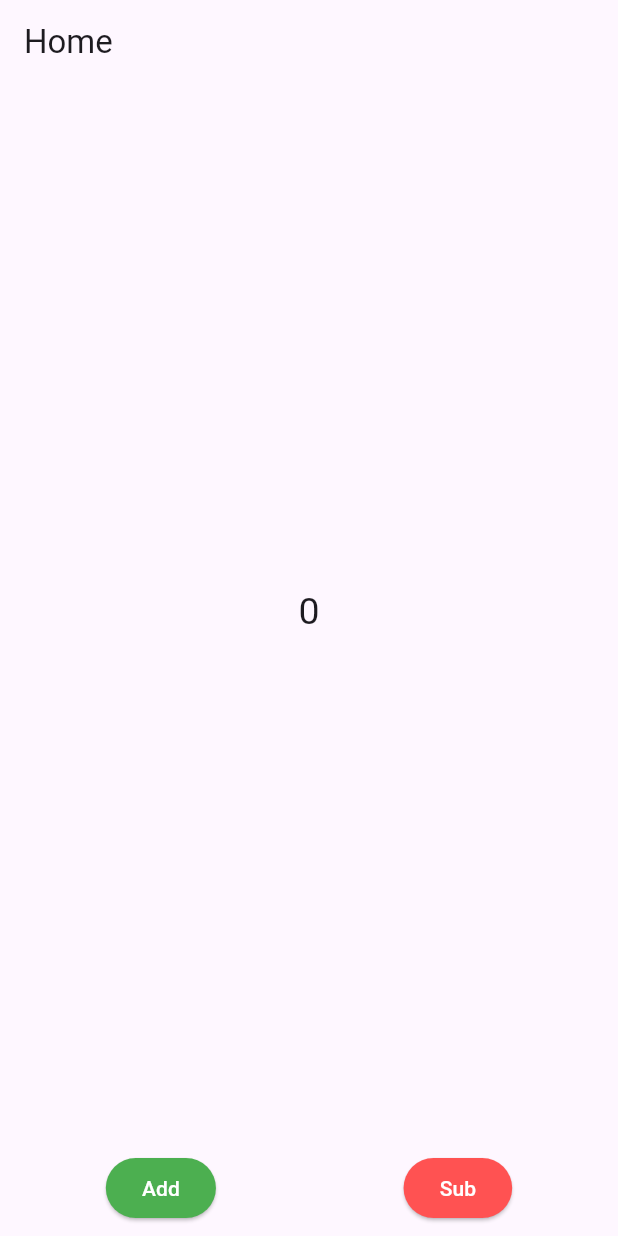
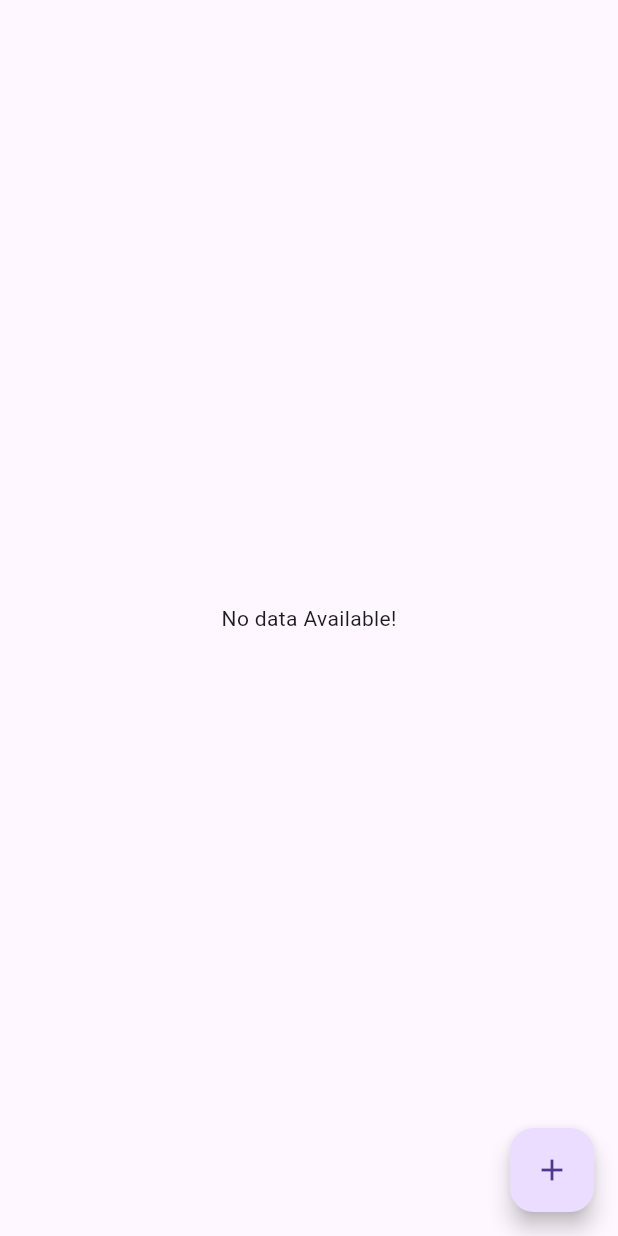
Before and after one commit to Saurav-KumarSingh/flutter-provider, a Flutter app: the screen it shows after launch, on a phone screen of 412 x 824 dp. Run offline on Flutter 3.47's test engine with Material 3 defaults, Android fonts, the phone set to English and light mode, and no system bars.

Commit message:
provider with listmap

```diff
--- /dev/null
+++ b/lib/list_map_provider.dart
@@ -0,0 +1,11 @@
+import 'package:flutter/material.dart';
+
+class ListMapProvider extends ChangeNotifier{
+  List<Map<String,dynamic>> _mData=[];
+  //events
+  void addData(Map<String,dynamic> data){
+    _mData.add(data);
+    notifyListeners();
+  }
+  List<Map<String,dynamic>> getData()=>_mData;
+}
--- /dev/null
+++ b/lib/list_page.dart
@@ -0,0 +1,33 @@
+import 'package:flutter/material.dart';
+import 'package:flutter_basic/add_list_data.dart';
+import 'package:flutter_basic/list_map_provider.dart';
+import 'package:provider/provider.dart';
+
+class ListPage extends StatelessWidget {
+  const ListPage({super.key});
+
+  @override
+  Widget build(BuildContext context) {
+    return Scaffold(
+      body: SafeArea(child: Consumer<ListMapProvider>(
+          builder: (ctx,provider,__){
+            var allData=provider.getData();
+        return allData.isNotEmpty ? ListView.builder(
+          itemCount: allData.length,
+            itemBuilder: (context,index){
+        return ListTile(
+          title: Text('${allData[index]['Name']}'),
+          subtitle: Text('${allData[index]['Mobileno']}'),
+        );
+        }):Center(child: Text("No data Available!"),);
+      })),
+      floatingActionButton: FloatingActionButton(
+        onPressed: () {
+          Navigator.push(context, MaterialPageRoute(builder: (context)=>AddListData()));
+        },
+        child: Icon(Icons.add),
+      ),
+
+    );
+  }
+}
--- a/lib/main.dart
+++ b/lib/main.dart
@@ -1,9 +1,16 @@
 import 'package:flutter/material.dart';
 import 'package:flutter_basic/counter_provider.dart';
+import 'package:flutter_basic/list_map_provider.dart';
+import 'package:flutter_basic/list_page.dart';
 import 'package:provider/provider.dart';
 
 void main() {
-  runApp(const MyApp());
+  runApp(
+    ChangeNotifierProvider(
+      create: (_) => ListMapProvider(),
+      child: const MyApp(),
+    ),
+  );
 }
 
 class MyApp extends StatelessWidget {
@@ -12,11 +19,7 @@ class MyApp extends StatelessWidget {
   @override
   Widget build(BuildContext context) {
     return MaterialApp(
-      debugShowCheckedModeBanner: false,
-      home: ChangeNotifierProvider(
-        create: (_) => CounterProvider(),
-        child: const HomePage(),
-      ),
+      home: const ListPage(),
     );
   }
 }
```
Also changed, not shown: lib/add_list_data.dart (added, +36 -0 lines).
